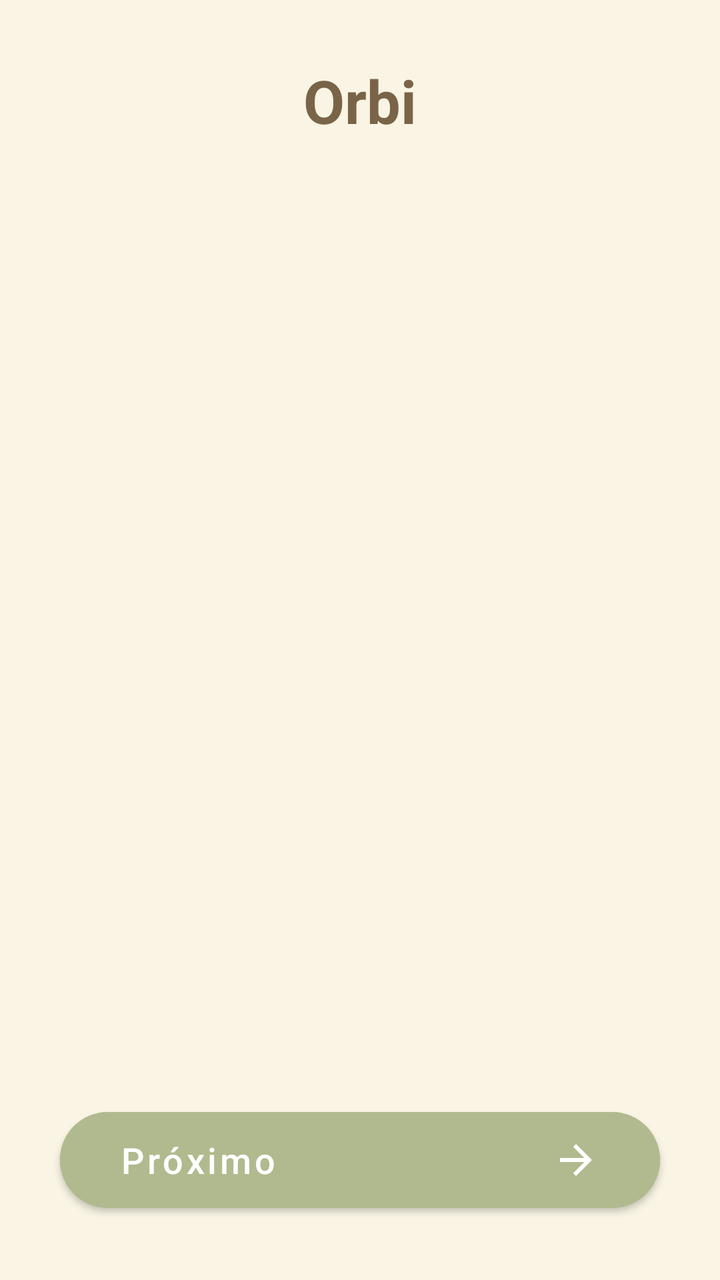
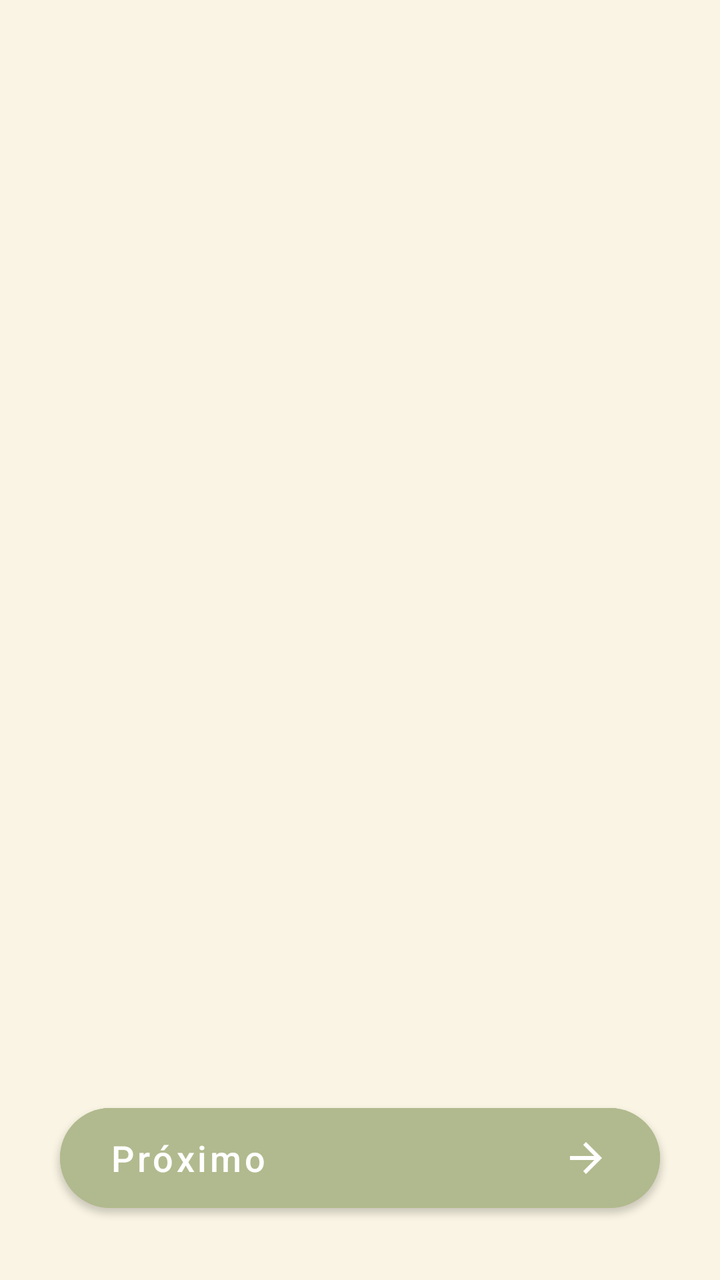

The first picture is an Android layout as it rendered before a commit; the second is the same layout after the commit. The layout source and the unified diff follow.
<!-- AndroidManifest.xml: application theme Theme.Orbi -->
<!-- res/layout/activity_onboarding.xml -->
<?xml version="1.0" encoding="utf-8"?>
<androidx.constraintlayout.widget.ConstraintLayout
    xmlns:android="http://schemas.android.com/apk/res/android"
    xmlns:app="http://schemas.android.com/apk/res-auto"
    xmlns:tools="http://schemas.android.com/tools"
    android:layout_width="match_parent"
    android:layout_height="match_parent"
    android:background="@color/orbi_cream"
    android:padding="0dp">


    
    <TextView
        android:id="@+id/tv_app_logo"
        android:layout_width="wrap_content"
        android:layout_height="wrap_content"
        android:layout_marginTop="30dp"
        android:text="@string/app_name"
        android:textColor="@color/orbi_dark_brown"
        android:textSize="30sp"
        android:textStyle="bold"
        app:layout_constraintEnd_toEndOf="parent"
        app:layout_constraintStart_toStartOf="parent"
        app:layout_constraintTop_toTopOf="parent" />


    
    <androidx.viewpager2.widget.ViewPager2
        android:id="@+id/vp_onboarding"
        android:layout_width="0dp"
        android:layout_height="0dp"
        app:layout_constraintBottom_toTopOf="@id/btn_next"
        app:layout_constraintEnd_toEndOf="parent"
        app:layout_constraintStart_toStartOf="parent"
        app:layout_constraintTop_toBottomOf="@id/tv_app_logo" />


    
    <com.google.android.material.button.MaterialButton
        android:id="@+id/btn_back"
        style="@style/Widget.MaterialComponents.Button.OutlinedButton"
        android:layout_width="wrap_content"
        android:layout_height="60dp"
        android:layout_marginStart="30dp"
        android:layout_marginBottom="30dp"
        android:text="@string/btn_back"
        android:textAllCaps="false"
        android:textColor="@color/orbi_dark_brown"
        android:textSize="18sp"
        android:visibility="gone"
        app:cornerRadius="28dp"
        app:icon="@drawable/ic_arrow_back"
        app:iconGravity="textStart"
        app:iconTint="@color/orbi_dark_brown"
        app:layout_constraintBottom_toBottomOf="parent"
        app:layout_constraintStart_toStartOf="parent"
        app:strokeColor="@color/orbi_sand" />


    
    <com.google.android.material.button.MaterialButton
        android:id="@+id/btn_next"
        android:layout_width="0dp"
        android:layout_height="60dp"
        android:layout_marginStart="30dp"
        android:layout_marginEnd="30dp"
        android:layout_marginBottom="30dp"
        android:backgroundTint="@color/orbi_olive"
        android:gravity="start|center_vertical"
        android:paddingStart="30dp"
        android:paddingEnd="30dp"
        android:text="@string/btn_next"
        android:textAllCaps="false"
        android:textColor="@color/orbi_white"
        android:textSize="18sp"
        app:cornerRadius="28dp"
        app:icon="@drawable/ic_arrow_forward"
        app:iconGravity="end"
        app:iconTint="@color/orbi_white"
        app:layout_constraintBottom_toBottomOf="parent"
        app:layout_constraintEnd_toEndOf="parent"
        app:layout_constraintStart_toEndOf="@+id/btn_back" />


</androidx.constraintlayout.widget.ConstraintLayout>
<!-- resources referenced by this layout -->
<resources>
  <color name="orbi_cream">#F9F4E3</color>
  <color name="orbi_dark_brown">#7A6448</color>
  <color name="orbi_olive">#B1BA8E</color>
  <color name="orbi_sand">#CDB28A</color>
  <color name="orbi_white">#FFFFFF</color>
  <!-- drawable ic_arrow_back (drawable) -->
  <vector
      xmlns:android="http://schemas.android.com/apk/res/android"
      android:width="24dp"
      android:height="24dp"
      android:viewportWidth="24"
      android:viewportHeight="24">
  
  
      <path
          android:fillColor="#FF000000"
          android:pathData="M20,11H7.83l5.59,-5.59L12,4l-8,8 8,8 1.41,-1.41L7.83,13H20v-2z"/>
  
  
  </vector>
  <!-- drawable ic_arrow_forward (drawable) -->
  <vector
      xmlns:android="http://schemas.android.com/apk/res/android"
      android:width="24dp"
      android:height="24dp"
      android:viewportWidth="24"
      android:viewportHeight="24">
  
  
      <path
          android:fillColor="#FF000000"
          android:pathData="M12,4l-1.41,1.41L16.17,11H4v2h12.17l-5.58,5.59L12,20l8,-8z"/>
  
  
  </vector>
  <string name="app_name">Orbi</string>
  <string name="btn_back">Voltar</string>
  <string name="btn_next">Próximo</string>
  <style name="Theme.Orbi" parent="Theme.MaterialComponents.Light.NoActionBar">
  
          <item name="colorPrimary">@color/orbi_dark_brown</item>
          <item name="colorPrimaryVariant">@color/orbi_olive</item>
          <item name="colorOnPrimary">@color/orbi_white</item>
          <item name="colorSecondary">@color/orbi_olive</item>
          <item name="colorSecondaryVariant">@color/orbi_light_olive</item>
          <item name="colorOnSecondary">@color/orbi_white</item>
  
          
          <item name="android:statusBarColor">@color/orbi_cream</item>
          <item name="android:windowLightStatusBar">true</item>
  
          
          <item name="android:navigationBarColor">@color/orbi_cream</item>
          <item name="android:windowLightNavigationBar" tools:targetApi="o_mr1">true</item>
  
      </style>
  <color name="orbi_light_olive">#D4DDB1</color>
</resources>

<!-- the commit's change to res/layout/activity_onboarding.xml (unified diff, before → after) -->
@@ -9,30 +9,16 @@
     android:padding="0dp">
 
 
-    
-    <TextView
-        android:id="@+id/tv_app_logo"
-        android:layout_width="wrap_content"
-        android:layout_height="wrap_content"
-        android:layout_marginTop="30dp"
-        android:text="@string/app_name"
-        android:textColor="@color/orbi_dark_brown"
-        android:textSize="30sp"
-        android:textStyle="bold"
-        app:layout_constraintEnd_toEndOf="parent"
-        app:layout_constraintStart_toStartOf="parent"
-        app:layout_constraintTop_toTopOf="parent" />
-
-
-    
     <androidx.viewpager2.widget.ViewPager2
         android:id="@+id/vp_onboarding"
         android:layout_width="0dp"
         android:layout_height="0dp"
         app:layout_constraintBottom_toTopOf="@id/btn_next"
         app:layout_constraintEnd_toEndOf="parent"
+        app:layout_constraintHorizontal_bias="0.0"
         app:layout_constraintStart_toStartOf="parent"
-        app:layout_constraintTop_toBottomOf="@id/tv_app_logo" />
+        app:layout_constraintTop_toTopOf="parent"
+        app:layout_constraintVertical_bias="0.0" />
 
 
     
@@ -40,7 +26,7 @@
         android:id="@+id/btn_back"
         style="@style/Widget.MaterialComponents.Button.OutlinedButton"
         android:layout_width="wrap_content"
-        android:layout_height="60dp"
+        android:layout_height="62dp"
         android:layout_marginStart="30dp"
         android:layout_marginBottom="30dp"
         android:text="@string/btn_back"
@@ -51,6 +37,8 @@
         app:cornerRadius="28dp"
         app:icon="@drawable/ic_arrow_back"
         app:iconGravity="textStart"
+        android:paddingStart="25dp"
+        android:paddingEnd="25dp"
         app:iconTint="@color/orbi_dark_brown"
         app:layout_constraintBottom_toBottomOf="parent"
         app:layout_constraintStart_toStartOf="parent"
@@ -61,14 +49,14 @@
     <com.google.android.material.button.MaterialButton
         android:id="@+id/btn_next"
         android:layout_width="0dp"
-        android:layout_height="60dp"
+        android:layout_height="62dp"
         android:layout_marginStart="30dp"
         android:layout_marginEnd="30dp"
         android:layout_marginBottom="30dp"
         android:backgroundTint="@color/orbi_olive"
         android:gravity="start|center_vertical"
-        android:paddingStart="30dp"
-        android:paddingEnd="30dp"
+        android:paddingStart="25dp"
+        android:paddingEnd="25dp"
         android:text="@string/btn_next"
         android:textAllCaps="false"
         android:textColor="@color/orbi_white"
<!-- resource entries referenced after the edit -->
@@ -35,10 +35,10 @@
   
   
   </vector>
-  <string name="app_name">Orbi</string>
   <string name="btn_back">Voltar</string>
   <string name="btn_next">Próximo</string>
   <style name="Theme.Orbi" parent="Theme.MaterialComponents.Light.NoActionBar">
+  
   
           <item name="colorPrimary">@color/orbi_dark_brown</item>
           <item name="colorPrimaryVariant">@color/orbi_olive</item>
@@ -47,14 +47,17 @@
           <item name="colorSecondaryVariant">@color/orbi_light_olive</item>
           <item name="colorOnSecondary">@color/orbi_white</item>
   
+  
           
           <item name="android:statusBarColor">@color/orbi_cream</item>
           <item name="android:windowLightStatusBar">true</item>
+  
   
           
           <item name="android:navigationBarColor">@color/orbi_cream</item>
           <item name="android:windowLightNavigationBar" tools:targetApi="o_mr1">true</item>
   
+  
       </style>
   <color name="orbi_light_olive">#D4DDB1</color>
 </resources>
